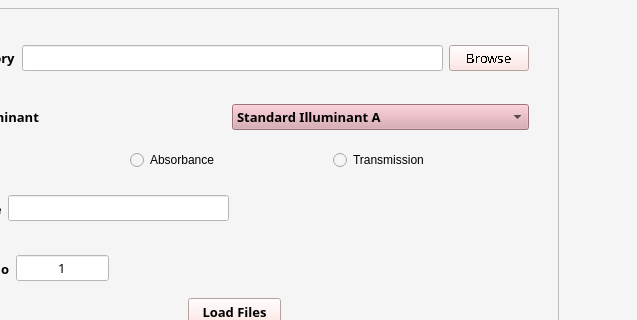
Qt form testgui2.ui (LISPEM/ColorLab) before a commit; both pictures show x 222 to 859 and y 112 to 432 of the 859 by 563 pixel window.
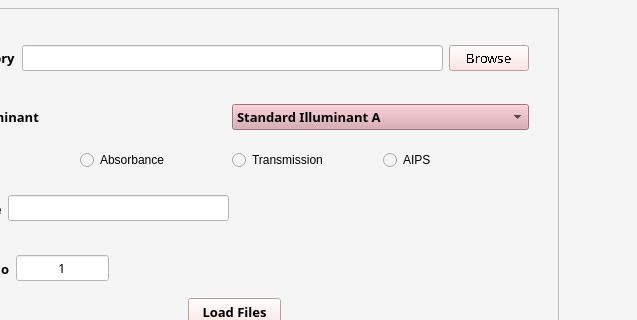
The same form after that commit. Icons and pictures are not drawn.

Commit message: added aips button

Diff of the .ui file:
```diff
--- a/testgui2.ui
+++ b/testgui2.ui
@@ -249,6 +249,13 @@
         </property>
        </widget>
       </item>
+      <item>
+       <widget class="QRadioButton" name="radioButton_3">
+        <property name="text">
+         <string>AIPS</string>
+        </property>
+       </widget>
+      </item>
      </layout>
     </widget>
     <widget class="QWidget" name="layoutWidget">
```
